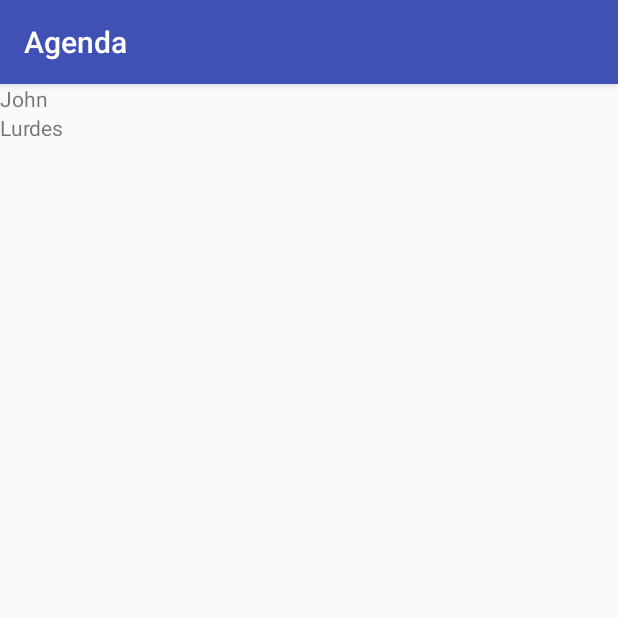
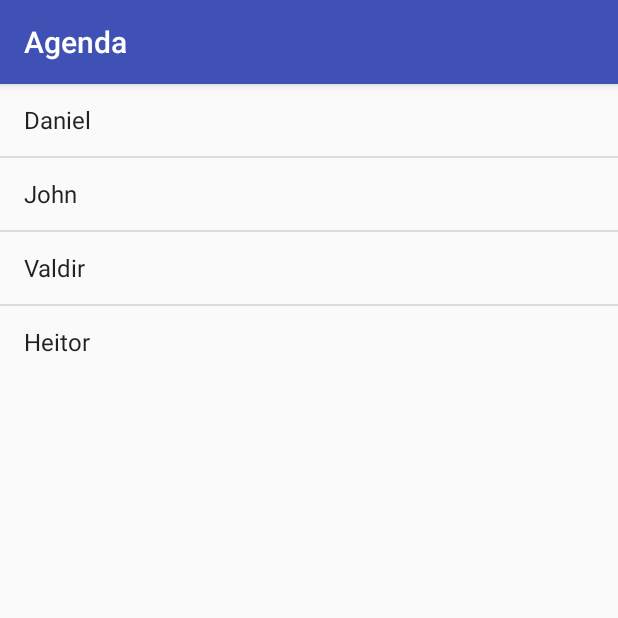
Before and after one commit to yuriyonamine/Agenda, an Android app: the screen it shows after launch (StudentListActivity), on a phone screen of 412 x 824 dp, the top half of it. Run offline under Robolectric (Android 15) with nearby library versions, the light colour scheme and no system bars.

Commit message:
Changing static list content to ListAdapter

```diff
--- a/app/src/main/java/com/example/play/yuri/agenda/StudentListActivity.java
+++ b/app/src/main/java/com/example/play/yuri/agenda/StudentListActivity.java
@@ -2,6 +2,9 @@ package com.example.play.yuri.agenda;
 
 import android.support.v7.app.AppCompatActivity;
 import android.os.Bundle;
+import android.view.View;
+import android.widget.ArrayAdapter;
+import android.widget.ListView;
 
 public class StudentListActivity extends AppCompatActivity {
 
@@ -9,5 +12,11 @@ public class StudentListActivity extends AppCompatActivity {
     protected void onCreate(Bundle savedInstanceState) {
         super.onCreate(savedInstanceState);
         setContentView(R.layout.activity_student_list);
+
+        String[] students= {"Daniel", "John", "Valdir", "Heitor"};
+        ListView studentList = (ListView) findViewById(R.id.student_list);
+        ArrayAdapter<String> adapter = new ArrayAdapter<String>(this, android.R.layout.simple_list_item_1, students);
+        studentList.setAdapter(adapter);
+
     }
 }
--- a/app/src/main/res/layout/activity_student_list.xml
+++ b/app/src/main/res/layout/activity_student_list.xml
@@ -4,12 +4,8 @@
     android:layout_height="match_parent"
     android:orientation="vertical">
 
-    <TextView
+    <ListView
         android:layout_width="wrap_content"
         android:layout_height="wrap_content"
-        android:text="John" />
-    <TextView
-        android:layout_width="wrap_content"
-        android:layout_height="wrap_content"
-        android:text="Lurdes" />
+        android:id="@+id/student_list"/>
 </LinearLayout>
```
